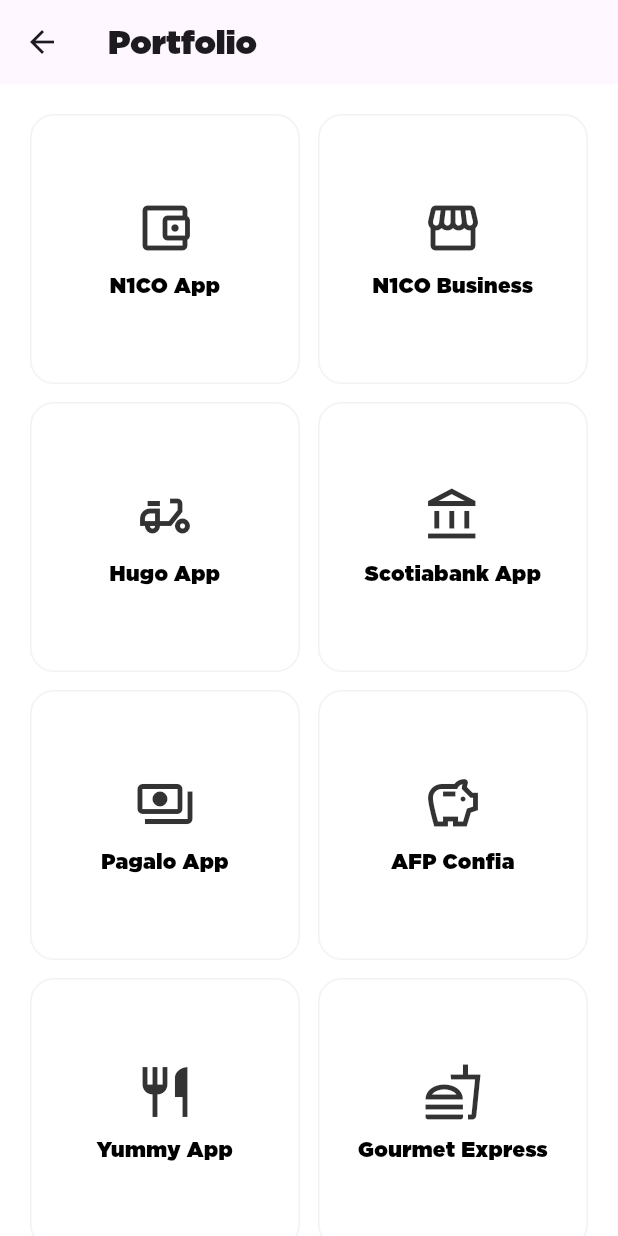
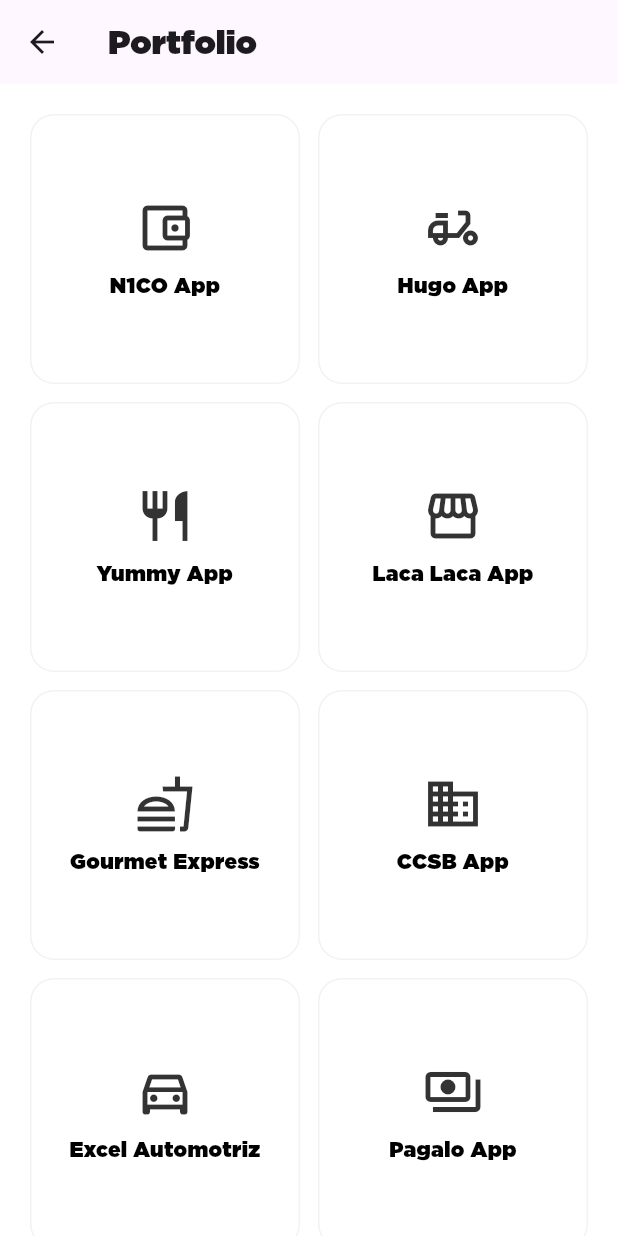
Before and after one commit to josaeljjh/ProfileCV, a Flutter app: the screen it shows after launch, after a tap on "Portfolio", on a phone screen of 412 x 824 dp. Run offline on Flutter 3.47's test engine with Material 3 defaults, Android fonts, the phone set to English and light mode, and no system bars; our stand-ins replace cached_network_image, dio, equatable, flutter_bloc, flutter_svg, get_it and 4 more; missing offline and left inert: flutter_displaymode.

Commit message:
Wire real Play Store links into the Portfolio section
Replaced the 8 placeholder portfolio items (some names/pairings were
guessed, no real links) with the 11 real apps + Play Store URLs the
user provided: N1CO App, Hugo App, Yummy App, Laca Laca App, Gourmet
Express, CCSB App, Excel Automotriz, Pagalo App, AFP Crecer, Samix
App, Banco Hipotecario.

PortfolioItemModel gets a new required `url` field. Both places that
render portfolio cards - Home's carousel and the Portfolio screen's
grid - are now tappable (InkWell) and open the real listing via
url_launcher, matching the Projects screen's existing pattern.

Added 3 new icon keys to portfolio_icon.dart (business_outlined,
directions_car_outlined, shopping_bag_outlined) for the items that
don't fit the existing set.

Note: this container's network policy blocks play.google.com, so I
couldn't fetch the apps' exact official titles - names are my best
guess from each package id and prior CV context (e.g.
com.excelautomotriz.excelOnline -> "Excel Automotriz"); flag any that
are wrong and I'll fix them.

Co-Authored-By: Claude Sonnet 5 <noreply@anthropic.com>
Claude-Session: https://claude.ai/code/session_01LfEYkEduBRuQwtFwoZxnSY

```diff
--- a/lib/src/data/repositories/cv_repository_impl.dart
+++ b/lib/src/data/repositories/cv_repository_impl.dart
@@ -53,39 +53,63 @@ class CvRepositoryImpl implements CvRepository {
   @override
   Future<DataState<List<PortfolioItemModel>>> getPortfolio() async {
     try {
-      // Brand/app names — proper nouns, no translation needed.
+      // Brand/app names — proper nouns, no translation needed. URLs are
+      // the apps' real Play Store listings.
       const portfolio = [
         PortfolioItemModel(
           title: 'N1CO App',
           iconKey: 'account_balance_wallet_outlined',
-        ),
-        PortfolioItemModel(
-          title: 'N1CO Business',
-          iconKey: 'storefront_outlined',
+          url: 'https://play.google.com/store/apps/details?id=com.n1co.pay.app',
         ),
         PortfolioItemModel(
           title: 'Hugo App',
           iconKey: 'delivery_dining_outlined',
+          url: 'https://play.google.com/store/apps/details?id=com.hugoapp.client&hl=es',
         ),
         PortfolioItemModel(
-          title: 'Scotiabank App',
-          iconKey: 'account_balance_outlined',
+          title: 'Yummy App',
+          iconKey: 'restaurant_outlined',
+          url: 'https://play.google.com/store/apps/details?id=com.yummy.customer&hl=es&gl=US',
+        ),
+        PortfolioItemModel(
+          title: 'Laca Laca App',
+          iconKey: 'storefront_outlined',
+          url: 'https://play.google.com/store/apps/details?id=com.mobilesv.lacalaca&hl=es-419',
+        ),
+        PortfolioItemModel(
+          title: 'Gourmet Express',
+          iconKey: 'fastfood_outlined',
+          url: 'https://play.google.com/store/apps/details?id=mobilesv.gourmetexpress&hl=es',
+        ),
+        PortfolioItemModel(
+          title: 'CCSB App',
+          iconKey: 'business_outlined',
+          url: 'https://play.google.com/store/apps/details?id=com.mobilesv.ccsb&hl=es',
+        ),
+        PortfolioItemModel(
+          title: 'Excel Automotriz',
+          iconKey: 'directions_car_outlined',
+          url: 'https://play.google.com/store/apps/details?id=com.excelautomotriz.excelOnline',
         ),
         PortfolioItemModel(
           title: 'Pagalo App',
           iconKey: 'payments_outlined',
+          url: 'https://play.google.com/store/apps/details?id=com.mobilesv.pagalo&hl=es',
         ),
         PortfolioItemModel(
-          title: 'AFP Confia',
+          title: 'AFP Crecer',
           iconKey: 'savings_outlined',
+          url: 'https://play.google.com/store/search?q=afp%20crecer&c=apps&hl=es',
         ),
         PortfolioItemModel(
-          title: 'Yummy App',
-          iconKey: 'restaurant_outlined',
+          title: 'Samix App',
+          iconKey: 'shopping_bag_outlined',
+          url: 'https://play.google.com/store/apps/details?id=com.mobilesv.samix&hl=es',
         ),
         PortfolioItemModel(
-          title: 'Gourmet Express',
-          iconKey: 'fastfood_outlined',
+          title: 'Banco Hipotecario',
+          iconKey: 'account_balance_outlined',
+          url: 'https://play.google.com/store/apps/details?id=com.bancohipotecario.android&hl=es-419',
         ),
       ];
       return const DataSuccess(portfolio);
--- a/lib/src/domain/models/portfolio_item_model.dart
+++ b/lib/src/domain/models/portfolio_item_model.dart
@@ -3,17 +3,20 @@ import 'package:equatable/equatable.dart';
 /// Framework-agnostic portfolio entry. [iconKey] is a plain string
 /// identifier resolved to a Flutter IconData only in the UI layer (see
 /// home_page_content.dart / portfolio_page_content.dart) — the domain
-/// layer stays free of Flutter imports. Portfolio cards render on a plain
-/// white background now, so there's no per-item color to carry here.
+/// layer stays free of Flutter imports. [url] is the app's real Play
+/// Store listing (or store search, when there's no direct package id),
+/// opened when the card is tapped.
 class PortfolioItemModel extends Equatable {
   const PortfolioItemModel({
     required this.title,
     required this.iconKey,
+    required this.url,
   });
 
   final String title;
   final String iconKey;
+  final String url;
 
   @override
-  List<Object?> get props => [title, iconKey];
+  List<Object?> get props => [title, iconKey, url];
 }
--- a/lib/src/presentation/widgets/portfolio/portfolio_icon.dart
+++ b/lib/src/presentation/widgets/portfolio/portfolio_icon.dart
@@ -22,6 +22,12 @@ IconData portfolioIconFor(String key) {
       return Icons.restaurant_outlined;
     case 'fastfood_outlined':
       return Icons.fastfood_outlined;
+    case 'business_outlined':
+      return Icons.business_outlined;
+    case 'directions_car_outlined':
+      return Icons.directions_car_outlined;
+    case 'shopping_bag_outlined':
+      return Icons.shopping_bag_outlined;
     default:
       return Icons.apps_outlined;
   }
--- a/lib/src/ui/pages/home/widgets/portfolio_carousel.dart
+++ b/lib/src/ui/pages/home/widgets/portfolio_carousel.dart
@@ -1,4 +1,5 @@
 import 'package:flutter/material.dart';
+import 'package:url_launcher/url_launcher.dart';
 
 import '../../../../config/resources/app_colors.dart';
 import '../../../../config/resources/sizes.dart';
@@ -7,14 +8,22 @@ import '../../../../presentation/widgets/portfolio/portfolio_icon.dart';
 import '../../../../presentation/widgets/text/generic_label.dart';
 
 /// Horizontal preview of the portfolio on Home: an icon card with the
-/// title below it, outside the card. The full Portfolio screen (reached
-/// via the "Portfolio" section title) shows the same items with a
-/// different card layout (title inside the card) - see
+/// title below it, outside the card. Tapping a card opens the app's real
+/// Play Store listing. The full Portfolio screen (reached via the
+/// "Portfolio" section title) shows the same items with a different card
+/// layout (title inside the card) - see
 /// ui/pages/portfolio/widgets/portfolio_grid_item.dart.
 class PortfolioCarousel extends StatelessWidget {
   const PortfolioCarousel({Key? key, required this.portfolio}) : super(key: key);
 
   final List<PortfolioItemModel> portfolio;
+
+  static Future<void> _open(String url) async {
+    final uri = Uri.parse(url);
+    if (await canLaunchUrl(uri)) {
+      await launchUrl(uri, mode: LaunchMode.externalApplication);
+    }
+  }
 
   @override
   Widget build(BuildContext context) {
@@ -33,7 +42,10 @@ class PortfolioCarousel extends StatelessWidget {
             child: Column(
               crossAxisAlignment: CrossAxisAlignment.start,
               children: [
-                Container(
+                InkWell(
+                  borderRadius: BorderRadius.circular(borderRadiusXL),
+                  onTap: () => _open(item.url),
+                  child: Container(
                     width: portfolioCardSize,
                     height: portfolioCardSize,
                     alignment: Alignment.center,
@@ -43,6 +55,7 @@ class PortfolioCarousel extends StatelessWidget {
                       border: Border.all(color: colors.divider),
                     ),
                     child: Icon(portfolioIconFor(item.iconKey), size: iconSizeLG, color: colors.iconMuted),
+                  ),
                 ),
                 const SizedBox(height: paddingSM),
                 GenericLabel(
--- a/lib/src/ui/pages/portfolio/portfolio_page_content.dart
+++ b/lib/src/ui/pages/portfolio/portfolio_page_content.dart
@@ -1,6 +1,7 @@
 import 'package:flutter/material.dart';
 import 'package:flutter_bloc/flutter_bloc.dart';
 import 'package:localization/localization.dart';
+import 'package:url_launcher/url_launcher.dart';
 
 import '../../../config/resources/app_colors.dart';
 import '../../../config/resources/sizes.dart';
@@ -18,6 +19,13 @@ import 'widgets/portfolio_grid_item.dart';
 /// horizontal strip since this is the "see everything" screen.
 class PortfolioPageContent extends StatelessWidget {
   const PortfolioPageContent({Key? key}) : super(key: key);
+
+  static Future<void> _open(String url) async {
+    final uri = Uri.parse(url);
+    if (await canLaunchUrl(uri)) {
+      await launchUrl(uri, mode: LaunchMode.externalApplication);
+    }
+  }
 
   @override
   Widget build(BuildContext context) {
@@ -47,7 +55,10 @@ class PortfolioPageContent extends StatelessWidget {
               childAspectRatio: 1,
             ),
             itemCount: state.portfolio.length,
-            itemBuilder: (context, index) => PortfolioGridItem(item: state.portfolio[index]),
+            itemBuilder: (context, index) {
+              final item = state.portfolio[index];
+              return PortfolioGridItem(item: item, onTap: () => _open(item.url));
+            },
           );
         },
       ),
--- a/lib/src/ui/pages/portfolio/widgets/portfolio_grid_item.dart
+++ b/lib/src/ui/pages/portfolio/widgets/portfolio_grid_item.dart
@@ -9,16 +9,21 @@ import '../../../../presentation/widgets/text/generic_label.dart';
 /// One card in the full Portfolio screen's grid: icon and title both
 /// inside the bordered white card (unlike Home's carousel, where the
 /// title sits below the card - see
-/// ui/pages/home/widgets/portfolio_carousel.dart).
+/// ui/pages/home/widgets/portfolio_carousel.dart). Tapping it opens the
+/// app's real Play Store listing via [onTap].
 class PortfolioGridItem extends StatelessWidget {
-  const PortfolioGridItem({Key? key, required this.item}) : super(key: key);
+  const PortfolioGridItem({Key? key, required this.item, required this.onTap}) : super(key: key);
 
   final PortfolioItemModel item;
+  final VoidCallback onTap;
 
   @override
   Widget build(BuildContext context) {
     final colors = AppColors.of(context);
-    return Container(
+    return InkWell(
+      borderRadius: BorderRadius.circular(borderRadiusXL),
+      onTap: onTap,
+      child: Container(
         alignment: Alignment.center,
         decoration: BoxDecoration(
           color: colors.cardSurface,
@@ -41,6 +46,7 @@ class PortfolioGridItem extends StatelessWidget {
             ),
           ],
         ),
+      ),
     );
   }
 }
```
Also changed, not shown: 5 other files. Lines whose indentation alone changed are shown as unchanged.
